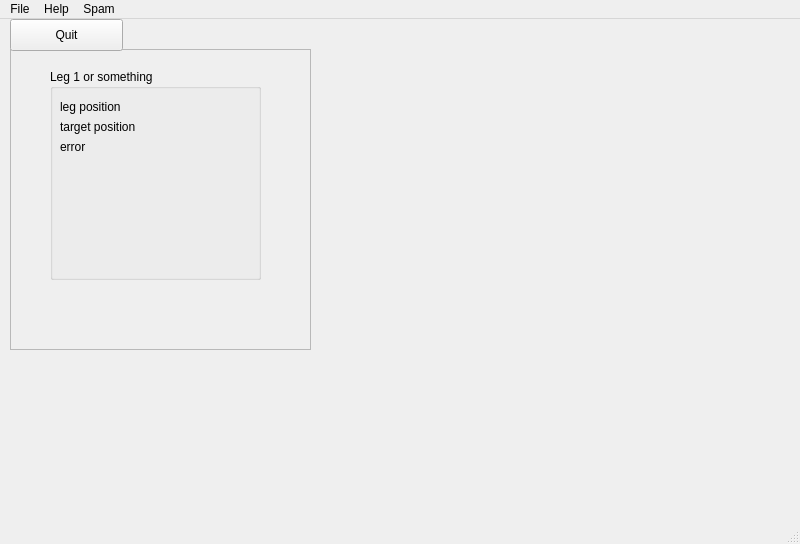
h3nnn4n/hexapod_remote, file ui/main_window.ui: the form before one commit.
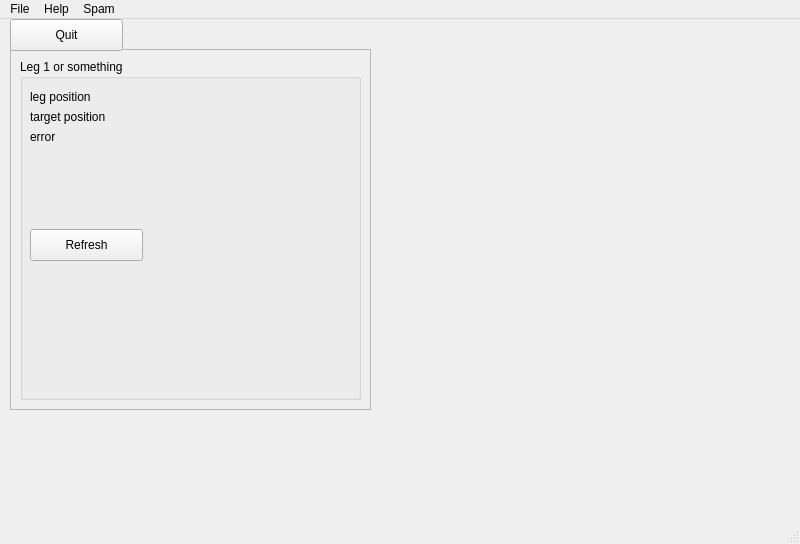
The form after the commit.

Commit message: Connect UI to robot

```diff
--- a/ui/main_window.ui
+++ b/ui/main_window.ui
@@ -19,8 +19,8 @@
      <rect>
       <x>10</x>
       <y>30</y>
-      <width>301</width>
-      <height>301</height>
+      <width>361</width>
+      <height>361</height>
      </rect>
     </property>
     <property name="frameShape">
@@ -32,10 +32,10 @@
     <widget class="QGroupBox" name="groupBox">
      <property name="geometry">
       <rect>
-       <x>40</x>
-       <y>20</y>
-       <width>211</width>
-       <height>211</height>
+       <x>10</x>
+       <y>10</y>
+       <width>341</width>
+       <height>341</height>
       </rect>
      </property>
      <property name="title">
@@ -80,6 +80,19 @@
        <string>error</string>
       </property>
      </widget>
+     <widget class="QPushButton" name="pushButton_Refresh">
+      <property name="geometry">
+       <rect>
+        <x>10</x>
+        <y>170</y>
+        <width>113</width>
+        <height>32</height>
+       </rect>
+      </property>
+      <property name="text">
+       <string>Refresh</string>
+      </property>
+     </widget>
     </widget>
    </widget>
    <widget class="QPushButton" name="quitPushButton">
```
The commit also changes 3 other files.
